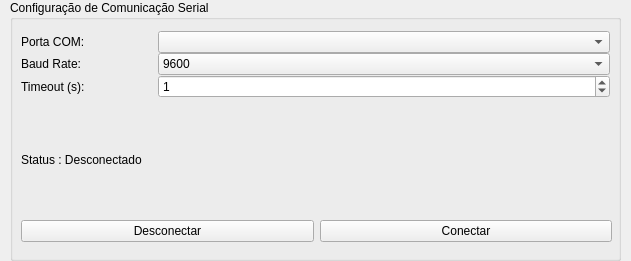
First picture: the form in ui/comunicacao.ui, repository JasmineAlves/SistemaSupervisaoControle-Desktop, before the edit.
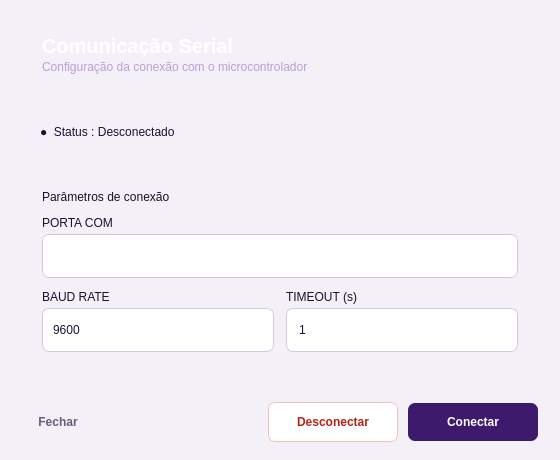
Second picture: the form after the edit.

Commit message: Padroniza e interliga telas de configuração e comunicação

What changed in the file:
```diff
--- a/ui/comunicacao.ui
+++ b/ui/comunicacao.ui
@@ -1,158 +1,374 @@
 <?xml version="1.0" encoding="UTF-8"?>
 <ui version="4.0">
  <class>Form</class>
- <widget class="QWidget" name="Form">
-  <property name="windowTitle">
-   <string>Form</string>
+ <widget class="QDialog" name="Form">
+  <property name="geometry">
+   <rect><x>0</x><y>0</y><width>560</width><height>460</height></rect>
   </property>
-  <widget class="QGroupBox" name="groupBox">
-   <property name="geometry">
-    <rect>
-     <x>10</x>
-     <y>0</y>
-     <width>611</width>
-     <height>261</height>
-    </rect>
-   </property>
-   <property name="title">
-    <string>Configuração de Comunicação Serial</string>
-   </property>
-   <widget class="QWidget" name="">
-    <property name="geometry">
-     <rect>
-      <x>11</x>
-      <y>31</y>
-      <width>591</width>
-      <height>211</height>
-     </rect>
-    </property>
-    <layout class="QVBoxLayout" name="verticalLayout_2" stretch="5,1,3">
+  <property name="minimumSize"><size><width>520</width><height>440</height></size></property>
+  <property name="windowTitle"><string>Comunicação Serial</string></property>
+  <property name="styleSheet">
+   <string notr="true">
+/* ===== Base (mesmos tokens do dashboard) ===== */
+QDialog {
+    background-color: #F4F0F8;
+}
+
+QWidget {
+    font-family: "Segoe UI";
+    color: #1A1030;
+}
+
+QMessageBox {
+    background-color: #3D1A6B;
+    color: #ffffff;
+}
+
+QMessageBox QLabel {
+    color: #ffffff;
+}
+
+/* ===== Cabeçalho ===== */
+QFrame#header {
+    background: qlineargradient(x1:0, y1:0, x2:1, y2:0,
+        stop:0 #1A0A30, stop:1 #3D1A6B);
+    border-radius: 14px;
+}
+
+QLabel#lbl_titulo {
+    color: #FFFFFF;
+    font-size: 20px;
+    font-weight: 700;
+}
+
+QLabel#lbl_subtitulo {
+    color: #B8A0D4;
+    font-size: 12px;
+}
+
+/* ===== Painel de status da conexão ===== */
+QFrame#statusCard {
+    border-radius: 12px;
+}
+
+QFrame#statusCard[estado="conectado"] {
+    background: #F0ECF5;
+    border: 1px solid #D4C8E0;
+}
+
+QFrame#statusCard[estado="desconectado"] {
+    background: #FDECEC;
+    border: 1px solid #F3C1BC;
+}
+
+QLabel#lbl_status[estado="conectado"] {
+    color: #5B21B6;
+    font-size: 15px;
+    font-weight: 700;
+}
+
+QLabel#lbl_status[estado="desconectado"] {
+    color: #B42318;
+    font-size: 15px;
+    font-weight: 700;
+}
+
+/* ===== Painel de parâmetros ===== */
+QFrame.panel {
+    background-color: #FFFFFF;
+    border: 1px solid #DCD0E8;
+    border-radius: 12px;
+}
+
+QLabel.panelTitle {
+    color: #1A1030;
+    font-size: 15px;
+    font-weight: 700;
+}
+
+QLabel.panelSubtitle {
+    color: #8B7A9A;
+    font-size: 11px;
+}
+
+QLabel.fieldLabel {
+    color: #6B5B7A;
+    font-size: 11px;
+    font-weight: 700;
+    letter-spacing: 1px;
+}
+
+/* ===== Campos ===== */
+QComboBox, QSpinBox, QDoubleSpinBox {
+    background-color: #FFFFFF;
+    border: 1px solid #D4C8E0;
+    border-radius: 7px;
+    padding: 6px 10px;
+    min-height: 30px;
+}
+
+QComboBox:focus, QSpinBox:focus, QDoubleSpinBox:focus {
+    border: 1px solid #6D28D9;
+}
+
+QComboBox::drop-down {
+    border: none;
+    width: 22px;
+}
+
+QComboBox QAbstractItemView {
+    background-color: #FFFFFF;
+    border: 1px solid #DCD0E8;
+    selection-background-color: #F0ECF5;
+    selection-color: #1A1030;
+    outline: none;
+}
+
+QSpinBox::up-button, QSpinBox::down-button,
+QDoubleSpinBox::up-button, QDoubleSpinBox::down-button {
+    width: 0px; height: 0px; border: none; background: transparent;
+}
+
+/* ===== Botões ===== */
+QPushButton {
+    background-color: #FFFFFF;
+    color: #1A1030;
+    border: 1px solid #D4C8E0;
+    border-radius: 7px;
+    padding: 10px 16px;
+    font-weight: 600;
+    min-height: 18px;
+}
+
+QPushButton:hover {
+    background-color: #F0ECF5;
+    border-color: #8B5CF6;
+}
+
+QPushButton:disabled {
+    color: #B7ABC4;
+    background-color: #F7F4FA;
+    border-color: #E6DEEE;
+}
+
+QPushButton#btn_conectar {
+    background-color: #3D1A6B;
+    color: #FFFFFF;
+    border: none;
+}
+
+QPushButton#btn_conectar:hover {
+    background-color: #4D2A7B;
+}
+
+QPushButton#btn_conectar:disabled {
+    background-color: #C9BEDC;
+    color: #F4F0F8;
+}
+
+QPushButton#btn_desconectar {
+    color: #B42318;
+    border: 1px solid #F3C1BC;
+}
+
+QPushButton#btn_desconectar:hover {
+    background-color: #FDECEC;
+    border-color: #E23B32;
+}
+
+QPushButton#btn_fechar {
+    background: transparent;
+    border: none;
+    color: #6B5B7A;
+}
+
+QPushButton#btn_fechar:hover {
+    color: #3D1A6B;
+    text-decoration: underline;
+}
+   </string>
+  </property>
+
+  <layout class="QVBoxLayout" name="layout_principal">
+   <property name="spacing"><number>14</number></property>
+   <property name="leftMargin"><number>22</number></property>
+   <property name="topMargin"><number>18</number></property>
+   <property name="rightMargin"><number>22</number></property>
+   <property name="bottomMargin"><number>18</number></property>
+
+   <!-- ===== Cabeçalho ===== -->
+   <item>
+    <widget class="QFrame" name="header">
+     <property name="minimumSize"><size><width>0</width><height>72</height></size></property>
+     <property name="maximumSize"><size><width>16777215</width><height>72</height></size></property>
+     <layout class="QVBoxLayout" name="layout_header">
+      <property name="leftMargin"><number>20</number></property>
+      <property name="topMargin"><number>0</number></property>
+      <property name="rightMargin"><number>20</number></property>
+      <property name="bottomMargin"><number>0</number></property>
+      <property name="spacing"><number>2</number></property>
+      <item>
+       <spacer name="spacer_header_top">
+        <property name="orientation"><enum>Qt::Vertical</enum></property>
+        <property name="sizeHint" stdset="0"><size><width>20</width><height>8</height></size></property>
+       </spacer>
+      </item>
+      <item>
+       <widget class="QLabel" name="lbl_titulo">
+        <property name="text"><string>Comunicação Serial</string></property>
+       </widget>
+      </item>
+      <item>
+       <widget class="QLabel" name="lbl_subtitulo">
+        <property name="text"><string>Configuração da conexão com o microcontrolador</string></property>
+       </widget>
+      </item>
+      <item>
+       <spacer name="spacer_header_bottom">
+        <property name="orientation"><enum>Qt::Vertical</enum></property>
+        <property name="sizeHint" stdset="0"><size><width>20</width><height>8</height></size></property>
+       </spacer>
+      </item>
+     </layout>
+    </widget>
+   </item>
+
+   <!-- ===== Status da conexão ===== -->
+   <item>
+    <widget class="QFrame" name="statusCard">
+     <property name="minimumSize"><size><width>0</width><height>56</height></size></property>
+     <property name="estado" stdset="0"><string>desconectado</string></property>
+     <layout class="QHBoxLayout" name="layout_status">
+      <property name="leftMargin"><number>18</number></property>
+      <property name="topMargin"><number>8</number></property>
+      <property name="rightMargin"><number>18</number></property>
+      <property name="bottomMargin"><number>8</number></property>
+      <item>
+       <widget class="QLabel" name="lbl_status">
+        <property name="text"><string>●  Status : Desconectado</string></property>
+        <property name="estado" stdset="0"><string>desconectado</string></property>
+       </widget>
+      </item>
+     </layout>
+    </widget>
+   </item>
+
+   <!-- ===== Parâmetros de conexão ===== -->
+   <item>
+    <widget class="QFrame" name="grupo_parametros">
+     <property name="class" stdset="0"><string>panel</string></property>
+     <layout class="QVBoxLayout" name="layout_parametros">
+      <property name="leftMargin"><number>20</number></property>
+      <property name="topMargin"><number>16</number></property>
+      <property name="rightMargin"><number>20</number></property>
+      <property name="bottomMargin"><number>18</number></property>
+      <property name="spacing"><number>12</number></property>
+
+      <item>
+       <widget class="QLabel" name="lbl_parametros_titulo">
+        <property name="text"><string>Parâmetros de conexão</string></property>
+        <property name="class" stdset="0"><string>panelTitle</string></property>
+       </widget>
+      </item>
+
+      <item>
+       <layout class="QVBoxLayout" name="layout_porta">
+        <property name="spacing"><number>4</number></property>
+        <item>
+         <widget class="QLabel" name="lbl_porta_titulo">
+          <property name="text"><string>PORTA COM</string></property>
+          <property name="class" stdset="0"><string>fieldLabel</string></property>
+         </widget>
+        </item>
+        <item>
+         <widget class="QComboBox" name="combo_porta"/>
+        </item>
+       </layout>
+      </item>
+
+      <item>
+       <layout class="QHBoxLayout" name="layout_baud_timeout">
+        <property name="spacing"><number>12</number></property>
+        <item>
+         <layout class="QVBoxLayout" name="layout_baud">
+          <property name="spacing"><number>4</number></property>
+          <item>
+           <widget class="QLabel" name="lbl_baud_titulo">
+            <property name="text"><string>BAUD RATE</string></property>
+            <property name="class" stdset="0"><string>fieldLabel</string></property>
+           </widget>
+          </item>
+          <item>
+           <widget class="QComboBox" name="combo_baud">
+            <item><property name="text"><string>9600</string></property></item>
+            <item><property name="text"><string>115200</string></property></item>
+           </widget>
+          </item>
+         </layout>
+        </item>
+        <item>
+         <layout class="QVBoxLayout" name="layout_timeout">
+          <property name="spacing"><number>4</number></property>
+          <item>
+           <widget class="QLabel" name="lbl_timeout_titulo">
+            <property name="text"><string>TIMEOUT (s)</string></property>
+            <property name="class" stdset="0"><string>fieldLabel</string></property>
+           </widget>
+          </item>
+          <item>
+           <widget class="QSpinBox" name="spin_timeout">
+            <property name="minimum"><number>1</number></property>
+            <property name="maximum"><number>60</number></property>
+            <property name="value"><number>1</number></property>
+           </widget>
+          </item>
+         </layout>
+        </item>
+       </layout>
+      </item>
+
+     </layout>
+    </widget>
+   </item>
+
+   <item>
+    <spacer name="spacer_meio">
+     <property name="orientation"><enum>Qt::Vertical</enum></property>
+     <property name="sizeHint" stdset="0"><size><width>20</width><height>10</height></size></property>
+    </spacer>
+   </item>
+
+   <!-- ===== Ações ===== -->
+   <item>
+    <layout class="QHBoxLayout" name="layout_acoes">
+     <property name="spacing"><number>10</number></property>
      <item>
-      <layout class="QGridLayout" name="gridLayout" columnstretch="3,10">
-       <property name="leftMargin">
-        <number>0</number>
-       </property>
-       <property name="topMargin">
-        <number>0</number>
-       </property>
-       <property name="rightMargin">
-        <number>2</number>
-       </property>
-       <property name="bottomMargin">
-        <number>2</number>
-       </property>
-       <property name="horizontalSpacing">
-        <number>2</number>
-       </property>
-       <property name="verticalSpacing">
-        <number>0</number>
-       </property>
-       <item row="5" column="0">
-        <widget class="QLabel" name="label_4">
-         <property name="sizePolicy">
-          <sizepolicy hsizetype="Minimum" vsizetype="Preferred">
-           <horstretch>0</horstretch>
-           <verstretch>0</verstretch>
-          </sizepolicy>
-         </property>
-         <property name="text">
-          <string>Timeout (s):</string>
-         </property>
-        </widget>
-       </item>
-       <item row="5" column="1">
-        <widget class="QSpinBox" name="spin_timeout">
-         <property name="value">
-          <number>1</number>
-         </property>
-        </widget>
-       </item>
-       <item row="0" column="1">
-        <widget class="QComboBox" name="combo_porta">
-         <property name="sizePolicy">
-          <sizepolicy hsizetype="Expanding" vsizetype="Fixed">
-           <horstretch>0</horstretch>
-           <verstretch>0</verstretch>
-          </sizepolicy>
-         </property>
-        </widget>
-       </item>
-       <item row="3" column="1">
-        <widget class="QComboBox" name="combo_baud">
-         <item>
-          <property name="text">
-           <string>9600</string>
-          </property>
-         </item>
-         <item>
-          <property name="text">
-           <string>115200</string>
-          </property>
-         </item>
-        </widget>
-       </item>
-       <item row="3" column="0">
-        <widget class="QLabel" name="label_3">
-         <property name="sizePolicy">
-          <sizepolicy hsizetype="Minimum" vsizetype="Preferred">
-           <horstretch>0</horstretch>
-           <verstretch>0</verstretch>
-          </sizepolicy>
-         </property>
-         <property name="text">
-          <string>Baud Rate:</string>
-         </property>
-        </widget>
-       </item>
-       <item row="0" column="0">
-        <widget class="QLabel" name="label">
-         <property name="sizePolicy">
-          <sizepolicy hsizetype="Minimum" vsizetype="Preferred">
-           <horstretch>0</horstretch>
-           <verstretch>0</verstretch>
-          </sizepolicy>
-         </property>
-         <property name="text">
-          <string>Porta COM:</string>
-         </property>
-        </widget>
-       </item>
-      </layout>
+      <widget class="QPushButton" name="btn_fechar">
+       <property name="text"><string>Fechar</string></property>
+      </widget>
      </item>
      <item>
-      <widget class="QLabel" name="lbl_status">
-       <property name="sizePolicy">
-        <sizepolicy hsizetype="Preferred" vsizetype="Minimum">
-         <horstretch>5</horstretch>
-         <verstretch>0</verstretch>
-        </sizepolicy>
-       </property>
-       <property name="text">
-        <string>Status : Desconectado</string>
-       </property>
+      <spacer name="spacer_acoes">
+       <property name="orientation"><enum>Qt::Horizontal</enum></property>
+       <property name="sizeHint" stdset="0"><size><width>40</width><height>20</height></size></property>
+      </spacer>
+     </item>
+     <item>
+      <widget class="QPushButton" name="btn_desconectar">
+       <property name="minimumSize"><size><width>130</width><height>40</height></size></property>
+       <property name="text"><string>Desconectar</string></property>
       </widget>
      </item>
      <item>
-      <layout class="QHBoxLayout" name="horizontalLayout_6">
-       <item>
-        <widget class="QPushButton" name="btn_desconectar">
-         <property name="text">
-          <string>Desconectar</string>
-         </property>
-        </widget>
-       </item>
-       <item>
-        <widget class="QPushButton" name="btn_conectar">
-         <property name="text">
-          <string>Conectar</string>
-         </property>
-        </widget>
-       </item>
-      </layout>
+      <widget class="QPushButton" name="btn_conectar">
+       <property name="minimumSize"><size><width>130</width><height>40</height></size></property>
+       <property name="text"><string>Conectar</string></property>
+      </widget>
      </item>
     </layout>
-   </widget>
-  </widget>
+   </item>
+
+  </layout>
  </widget>
  <resources/>
  <connections/>
```
The commit also changes 8 other files.
